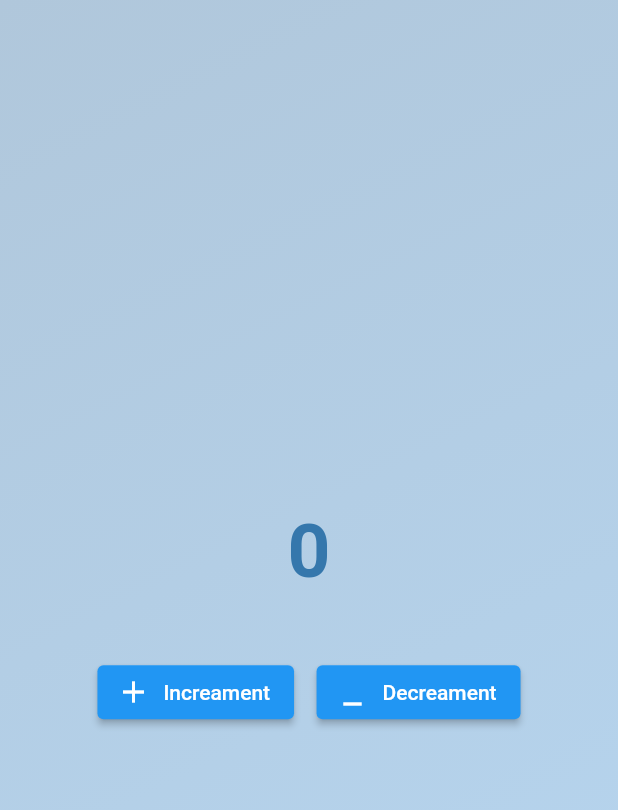
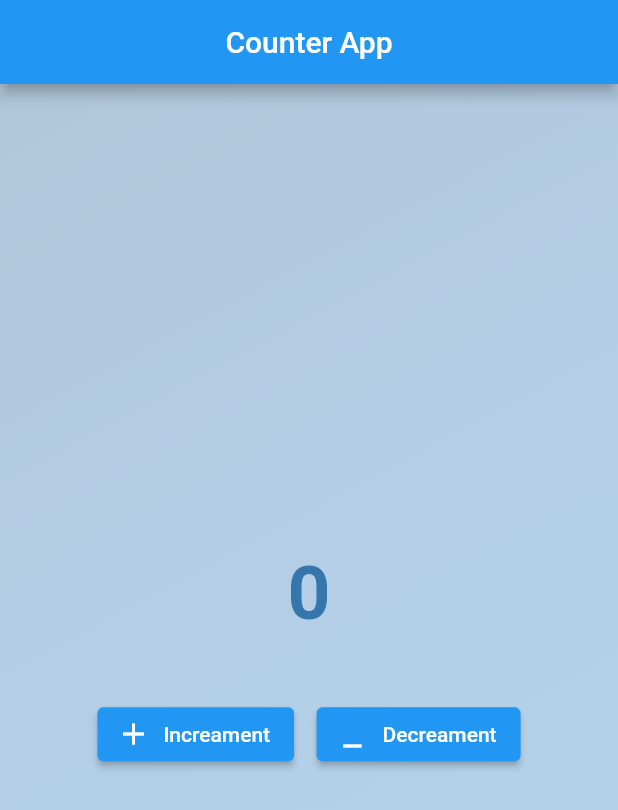
Before and after one commit to mihretgold/2023-project-phase-mobile-tasks, a Flutter app: the screen it shows after launch, on a phone screen of 412 x 824 dp. Shown: the top 810 px of the screen. Run offline on Flutter 3.47's test engine with Material 2 defaults, Android fonts, the phone set to English and light mode, and no system bars.

Commit message:
fix(mobile) : Update Appbar on circular_counter

```diff
--- a/on-boarding/circular_counter/lib/circular_counter_frame.dart
+++ b/on-boarding/circular_counter/lib/circular_counter_frame.dart
@@ -2,10 +2,14 @@ import 'package:circular_counter/counter_screen.dart';
 import 'package:flutter/material.dart';
 
 class CircularCounterFrame extends StatelessWidget {
+  const CircularCounterFrame({super.key});
+
   @override
   Widget build(BuildContext context) {
     return MaterialApp(
+      title: 'Counter App',
       home: Scaffold(
+        appBar: AppBar(title: const Center(child: Text('Counter App'))),
         body: Container(
           decoration: const BoxDecoration(
             gradient: LinearGradient(colors: [
```
Also changed, not shown: on-boarding/circular_counter/Screenshot (675).png (deleted), on-boarding/circular_counter/Screenshot (676).png (added).
